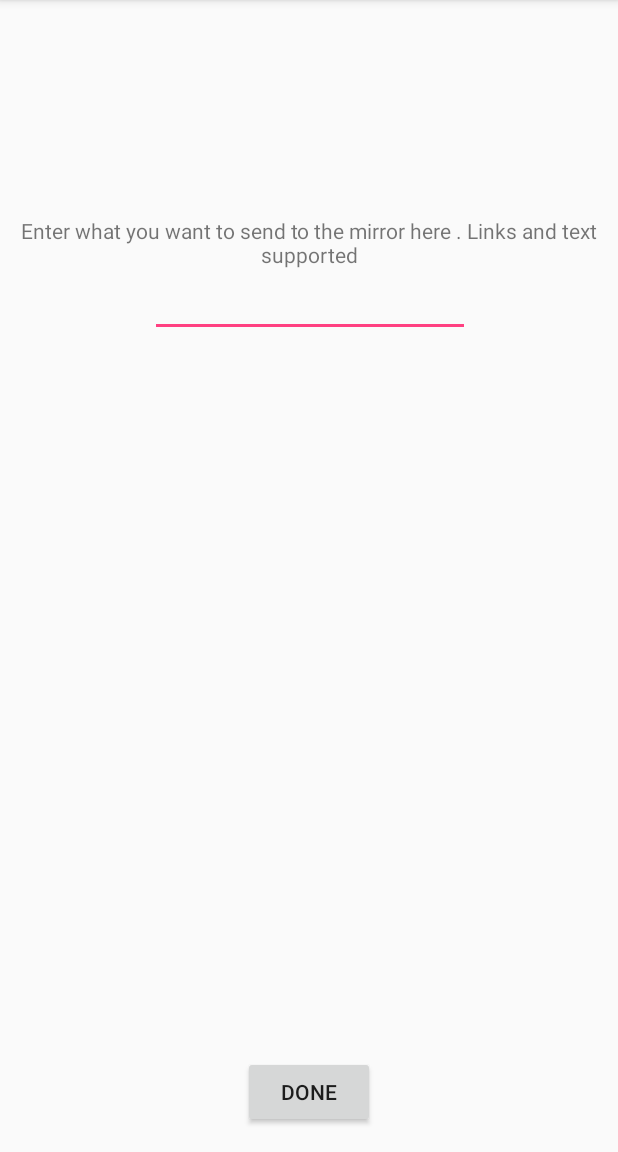
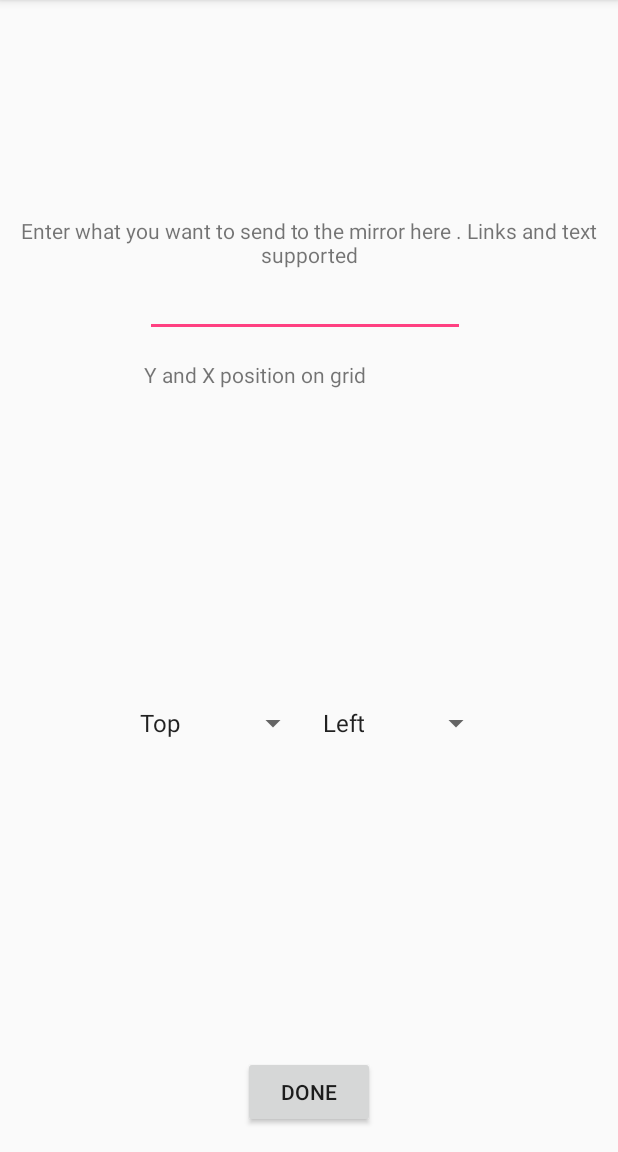
Before and after one commit to Bilbobx182/MirrorM1rr0r, an Android app: the screen it shows after launch (MainActivity), after a tap on "DONE", on a phone screen of 412 x 824 dp, the part 84-1236 px from its top. Run offline under Robolectric (Android 15) with nearby library versions, the phone set to English and light mode, and no system bars.

Commit message:
Android application updated

```diff
--- a/app/src/main/AndroidManifest.xml
+++ b/app/src/main/AndroidManifest.xml
@@ -22,7 +22,6 @@
                 <category android:name="android.intent.category.LAUNCHER" />
             </intent-filter>
         </activity>
-        <activity android:name=".PiBluetooth" />
         <activity android:name=".BluetoothLEActivity"></activity>
     </application>
 
--- a/app/src/main/java/com/github/bilbobx182/mirrorm1rr0r/BluetoothLEActivity.java
+++ b/app/src/main/java/com/github/bilbobx182/mirrorm1rr0r/BluetoothLEActivity.java
@@ -44,7 +44,7 @@ public class BluetoothLEActivity extends AppCompatActivity {
         Last Accessed: 9/November/2017
          */
         rxBleClient = RxBleClient.create(this);
-       // TextView bluetooth = (TextView) findViewById(R.id.bluetooth);
+        // TextView bluetooth = (TextView) findViewById(R.id.bluetooth);
         scanSubscription = rxBleClient.scanBleDevices(new ScanSettings.Builder().build()).subscribe(
                 scanResult -> {
                     // End Reference
@@ -61,7 +61,7 @@ public class BluetoothLEActivity extends AppCompatActivity {
     }
 
     private void doWrite(ScanResult scanResult) {
-        String messageString = "testing2";
+        String messageString = "SAMPLEMESSAGE";
         byte[] message = messageString.getBytes();
         final UUID writeID = UUID.fromString("ffffffff-ffff-ffff-ffff-fffffffffff4");
         RxBleDevice device = scanResult.getBleDevice();
@@ -90,18 +90,16 @@ public class BluetoothLEActivity extends AppCompatActivity {
         if (grantResults[0] == PackageManager.PERMISSION_GRANTED) {
         } else {
             // Handle the case where we cant access location
-            Log.d("Ciaran", "SHITT");
+            Log.d("Ciaran", "NOOOOOOOOOOOOOOOOOOOOOOOOOOOOO");
         }
     }
 
     private void createRequestDialogue() {
         AlertDialog.Builder permissionPopup = new AlertDialog.Builder(BluetoothLEActivity.this);
-        permissionPopup.setMessage("We need them perms");
+        permissionPopup.setMessage("Permissions are needed for the application");
 
         permissionPopup.setPositiveButton("Yes",
-                (dialog, id) -> {
-                    requestPermissions(new String[]{Manifest.permission.ACCESS_COARSE_LOCATION}, 1);
-                });
+                (dialog, id) -> requestPermissions(new String[]{Manifest.permission.ACCESS_COARSE_LOCATION}, 1));
 
         permissionPopup.setNegativeButton("No",
                 (dialog, id) -> dialog.cancel());
@@ -111,7 +109,6 @@ public class BluetoothLEActivity extends AppCompatActivity {
 
     }
 
-    // "Sand is Coarse, Not like your skin Padame"
     private boolean isCoarse() {
         return getApplicationContext().checkPermission(Manifest.permission.ACCESS_COARSE_LOCATION, android.os.Process.myPid(), Process.myUid()) == PackageManager.PERMISSION_GRANTED;
     }
--- a/app/src/main/java/com/github/bilbobx182/mirrorm1rr0r/MainActivity.java
+++ b/app/src/main/java/com/github/bilbobx182/mirrorm1rr0r/MainActivity.java
@@ -4,8 +4,10 @@ import android.os.AsyncTask;
 import android.support.v7.app.AppCompatActivity;
 import android.os.Bundle;
 import android.util.Log;
+import android.widget.ArrayAdapter;
 import android.widget.Button;
 import android.widget.EditText;
+import android.widget.Spinner;
 import android.widget.TextView;
 
 import java.io.InputStream;
@@ -15,8 +17,6 @@ import java.net.URL;
 
 
 public class MainActivity extends AppCompatActivity {
-
-    String requestResponse;
     TextView queryResult;
     EditText queryInputEditText;
 
@@ -26,15 +26,59 @@ public class MainActivity extends AppCompatActivity {
         setContentView(R.layout.activity_main);
         Button doneButton = (Button) findViewById(R.id.commitButton);
         queryResult = (TextView) findViewById(R.id.queryResponseTextView);
+
+
+        // Drop Downs
+        Spinner ySpinner = (Spinner) findViewById(R.id.ySpinner);
+        ArrayAdapter<CharSequence> yAdapter = ArrayAdapter.createFromResource(this,
+                R.array.yPos, android.R.layout.simple_spinner_item);
+
+        yAdapter.setDropDownViewResource(android.R.layout.simple_spinner_dropdown_item);
+        ySpinner.setAdapter(yAdapter);
+
+        Spinner xSpinner = (Spinner) findViewById(R.id.xSpinner);
+        ArrayAdapter<CharSequence> xAdapter = ArrayAdapter.createFromResource(this,
+                R.array.xPos, android.R.layout.simple_spinner_item);
+
+        xAdapter.setDropDownViewResource(android.R.layout.simple_spinner_dropdown_item);
+        xSpinner.setAdapter(xAdapter);
+
+
         doneButton.setOnClickListener(v -> {
             queryInputEditText = (EditText) findViewById(R.id.queryEditText);
             String input = queryInputEditText.getText().toString();
 
-            Log.v("EditText", input);
 
-            String urlToPass = "https://tj5ur8uafi.execute-api.us-west-2.amazonaws.com/Prod/sendmessagetoqueue?queueurl=https://sqs.eu-west-1.amazonaws.com/186314837751/normalQueue&message=" + input;
+            String baseURL = "https://tj5ur8uafi.execute-api.us-west-2.amazonaws.com/Prod/" +
+                    "sendfifomessage?queueurl=https://sqs.eu-west-1.amazonaws.com/186314837751/ciaranVis.fifo" +
+                    "&message=" + input;
+
+            int yNum = 1;
+            int xNum = 1;
+
+            String xSpinnerValue = xSpinner.getSelectedItem().toString();
+            String ySpinnerValue = ySpinner.getSelectedItem().toString();
+
+            if (ySpinnerValue != null && xSpinnerValue != null) {
+                String[] yArray = {"Top", "Center", "Bottom"};
+                String[] xArray = {"Left", "Center", "Right"};
+
+                for (int yLocation = 0; yLocation < yArray.length; yLocation++) {
+                    if (yArray[yLocation].contains(ySpinnerValue)) {
+                        yNum = yLocation;
+                    }
+                }
+                for (int xLocation = 0; xLocation < yArray.length; xLocation++) {
+                    if (xArray[xLocation].contains(xSpinnerValue)) {
+                        xNum = xLocation;
+                    }
+                }
+            }
+
+            baseURL = baseURL + "&location=" + String.valueOf(yNum) + "," + String.valueOf(xNum);
+
             BackgroundThread thread = new BackgroundThread();
-            thread.execute(urlToPass);
+            thread.execute(baseURL);
         });
     }
 
@@ -78,7 +122,6 @@ public class MainActivity extends AppCompatActivity {
             super.onProgressUpdate(values);
         }
 
-        // This runs in UI when background thread finishes
         @Override
         protected void onPostExecute(String result) {
             queryResult.append(result);
@@ -86,19 +129,3 @@ public class MainActivity extends AppCompatActivity {
         }
     }
 }
-
-
-//    private String validateInput() {
-//        EditText username = (EditText) findViewById(R.id.nameEditText);
-//        EditText rawPassword = (EditText) findViewById(R.id.passwordEditText);
-//
-//        //// TODO: 27/09/2017 Add a check to see if the username is already there. But I suppose this is the login Screen.
-//        if (username.getText() != null && rawPassword.getText() != null) {
-//            String toHash = username.getText() + "" + rawPassword.getText();
-//            Encryptor encryptor = new Encryptor();
-//            return encryptor.hashCode(toHash);
-//
-//        } else {
-//            return "Woops empty fields";
-//        }
-//    }
--- a/app/src/main/java/com/github/bilbobx182/mirrorm1rr0r/PiBluetooth.java
+++ /dev/null
@@ -1,68 +0,0 @@
-package com.github.bilbobx182.mirrorm1rr0r;
-
-import android.os.Bundle;
-import android.support.annotation.NonNull;
-import android.support.v7.app.AppCompatActivity;
-import android.util.Log;
-import android.view.View;
-import android.widget.Button;
-
-import com.polidea.rxandroidble.RxBleClient;
-import com.polidea.rxandroidble.RxBleDevice;
-import com.polidea.rxandroidble.internal.util.UUIDUtil_Factory;
-import com.polidea.rxandroidble.scan.ScanResult;
-import com.polidea.rxandroidble.scan.ScanSettings;
-
-import java.util.UUID;
-
-import rx.Subscription;
-
-
-public class PiBluetooth extends AppCompatActivity {
-    Subscription scanSubscription;
-    RxBleClient rxBleClient;
-
-    @Override
-    protected void onCreate(Bundle savedInstanceState) {
-        super.onCreate(savedInstanceState);
-        setContentView(R.layout.activity_pi_bluetooth);
-        rxBleClient = RxBleClient.create(this);
-
-        scanSubscription = rxBleClient.scanBleDevices(
-                new ScanSettings.Builder().build())
-                .subscribe(
-                        scanResult -> {
-                            Log.d("MainActivity", "FOUND :" + scanResult.getBleDevice().getName());
-                        },
-                        throwable -> {
-                            Log.d("CIARANTEST", "BLEBROKE");
-                            // Handle an error here.
-                        }
-                );
-        scanSubscription.unsubscribe();
-    }
-
-    private void connectToPi(ScanResult scanResult) {
-        UUID characteristicUuid = UUID.fromString("1");
-
-        byte[] data = "test".getBytes();
-        Subscription subscription = scanResult.getBleDevice().establishConnection(PiBluetooth.this, true)
-                .subscribe(rxBleConnection -> {
-                    scanResult.getBleDevice().establishConnection(PiBluetooth.this, false)
-                            .flatMap(rxBleCon -> rxBleConnection.writeCharacteristic(characteristicUuid, data))
-                            .subscribe(characteristicValue -> {
-                                // Characteristic value confirmed.
-                            });
-                });
-
-        Log.d("CIARANTEST", scanResult.toString());
-    }
-
-    /*
-    //TODO Determine if I actually need this code.
-    // ScanSubscription
-        .setScanMode(ScanSettings.SCAN_MODE_LOW_LATENCY) // change if needed
-                        .setCallbackType(ScanSettings.CALLBACK_TYPE_ALL_MATCHES) // change if needed
-                         scanSubscription.unsubscribe();
-     */
-}
--- a/app/src/main/res/layout/activity_main.xml
+++ b/app/src/main/res/layout/activity_main.xml
@@ -4,17 +4,19 @@
     xmlns:tools="http://schemas.android.com/tools"
     android:layout_width="match_parent"
     android:layout_height="match_parent"
-    tools:context="com.github.bilbobx182.mirrorm1rr0r.MainActivity">
+    tools:context="com.github.bilbobx182.mirrorm1rr0r.MainActivity"
+    tools:layout_editor_absoluteY="81dp">
 
     <TextView
         android:id="@+id/queryHelpTextView"
         android:layout_width="wrap_content"
         android:layout_height="wrap_content"
+        android:layout_marginTop="144dp"
         android:text="Enter what you want to send to the mirror here . Links and text supported"
         android:textAlignment="center"
         app:layout_constraintBottom_toTopOf="@+id/queryEditText"
-        app:layout_constraintLeft_toLeftOf="parent"
-        app:layout_constraintRight_toRightOf="parent"
+        app:layout_constraintStart_toStartOf="parent"
+        app:layout_constraintTop_toTopOf="parent"
         tools:layout_constraintBottom_creator="1"
         tools:layout_constraintLeft_creator="1"
         tools:layout_constraintRight_creator="1" />
@@ -26,8 +28,9 @@
         android:layout_marginBottom="16dp"
         android:text="Done"
         app:layout_constraintBottom_toBottomOf="parent"
-        app:layout_constraintLeft_toLeftOf="parent"
-        app:layout_constraintRight_toRightOf="parent"
+        app:layout_constraintEnd_toEndOf="parent"
+        app:layout_constraintStart_toStartOf="parent"
+        app:layout_constraintTop_toBottomOf="@+id/queryResponseTextView"
         tools:layout_constraintLeft_creator="1"
         tools:layout_constraintRight_creator="1" />
 
@@ -35,13 +38,13 @@
         android:id="@+id/queryEditText"
         android:layout_width="wrap_content"
         android:layout_height="wrap_content"
-        android:layout_marginTop="179dp"
+        android:layout_marginBottom="15dp"
+        android:layout_marginEnd="6dp"
         android:ems="10"
         android:inputType="text"
-        app:layout_constraintHorizontal_bias="0.502"
-        app:layout_constraintLeft_toLeftOf="parent"
-        app:layout_constraintRight_toRightOf="parent"
-        app:layout_constraintTop_toTopOf="parent"
+        app:layout_constraintBottom_toTopOf="@+id/posHeler"
+        app:layout_constraintEnd_toEndOf="@+id/posHeler"
+        app:layout_constraintTop_toBottomOf="@+id/queryHelpTextView"
         tools:layout_constraintLeft_creator="1"
         tools:layout_constraintRight_creator="1"
         tools:layout_constraintTop_creator="1" />
@@ -50,10 +53,44 @@
         android:id="@+id/queryResponseTextView"
         android:layout_width="wrap_content"
         android:layout_height="wrap_content"
-        android:layout_marginTop="71dp"
+        android:layout_marginBottom="90dp"
         android:text=" "
-        app:layout_constraintLeft_toLeftOf="parent"
-        app:layout_constraintRight_toRightOf="parent"
+        app:layout_constraintBottom_toTopOf="@+id/commitButton"
+        app:layout_constraintEnd_toStartOf="@+id/xSpinner"
+        app:layout_constraintStart_toStartOf="@+id/xSpinner"
+        app:layout_constraintTop_toBottomOf="@+id/ySpinner" />
+
+    <Spinner
+        android:id="@+id/ySpinner"
+        android:layout_width="0dp"
+        android:layout_height="0dp"
+        android:layout_marginBottom="36dp"
+        android:layout_marginEnd="1dp"
+        android:layout_marginStart="85dp"
+        app:layout_constraintBottom_toTopOf="@+id/queryResponseTextView"
+        app:layout_constraintEnd_toStartOf="@+id/xSpinner"
+        app:layout_constraintStart_toStartOf="parent"
+        app:layout_constraintTop_toBottomOf="@+id/posHeler" />
+
+    <Spinner
+        android:id="@+id/xSpinner"
+        android:layout_width="0dp"
+        android:layout_height="0dp"
+        android:layout_marginEnd="84dp"
+        app:layout_constraintBottom_toBottomOf="@+id/ySpinner"
+        app:layout_constraintEnd_toEndOf="parent"
+        app:layout_constraintStart_toEndOf="@+id/ySpinner"
+        app:layout_constraintTop_toTopOf="@+id/ySpinner" />
+
+    <TextView
+        android:id="@+id/posHeler"
+        android:layout_width="220dp"
+        android:layout_height="0dp"
+        android:layout_marginBottom="11dp"
+        android:text="Y and X position on grid"
+        app:layout_constraintBottom_toTopOf="@+id/ySpinner"
+        app:layout_constraintEnd_toEndOf="parent"
+        app:layout_constraintStart_toStartOf="parent"
         app:layout_constraintTop_toBottomOf="@+id/queryEditText" />
 
 </android.support.constraint.ConstraintLayout>
--- a/app/src/main/res/values/strings.xml
+++ b/app/src/main/res/values/strings.xml
@@ -1,3 +1,15 @@
 <resources>
     <string name="app_name">MirrorM1rr0r</string>
+    <string-array name="yPos">
+        <item>Top</item>
+        <item>Center</item>
+        <item>Bottom</item>
+    </string-array>
+
+    <string-array name="xPos">
+        <item>Left</item>
+        <item>Center</item>
+        <item>Right</item>
+    </string-array>
+
 </resources>
```
Also changed, not shown: app/src/main/java/com/github/bilbobx182/mirrorm1rr0r/Encryptor.java (+15 -0 lines).
